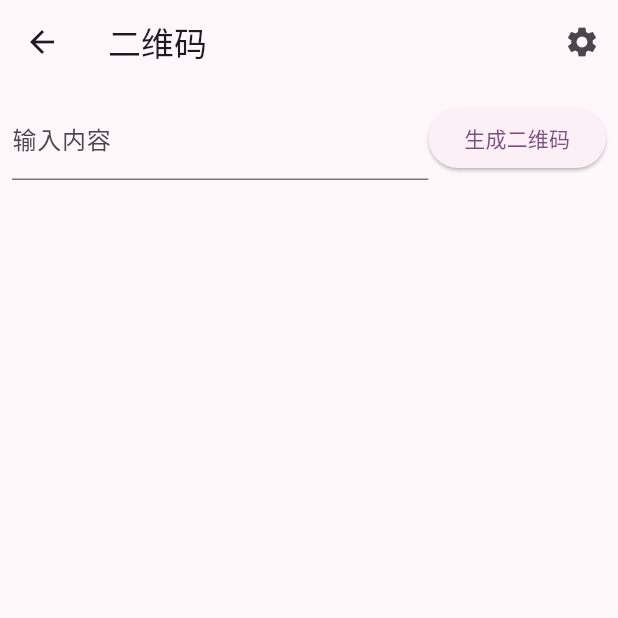
After one commit to mmmyjun/sampleFlutter, a Flutter app: the QrPage screen opened directly, on a phone screen of 412 x 824 dp, the top half of it. The commit adds this screen. Run offline on Flutter 3.47's test engine with Material 3 defaults, Android fonts, the phone set to English and light mode, and no system bars; our stand-ins replace audioplayers, dio, flutter_easyloading, flutter_secure_storage, qr_flutter; accounts and stored records are empty.

Commit message:
qr: 显示二维码、二维码参数设置、记住配置的二维码参数信息

```diff
--- a/lib/home.dart
+++ b/lib/home.dart
@@ -5,6 +5,7 @@ import './common_model.dart';
 import 'package:sample_flutter/mode/music/music_page.dart';
 import './mode/notes/notes_page.dart';
 import './mode/memo/memo_page.dart';
+import './mode/qr/qr_page.dart';
 
 class MyHomePage extends StatefulWidget {
   const MyHomePage(
@@ -33,6 +34,8 @@ class _MyHomePageState extends State<MyHomePage> {
         const MemoPage()),
     WidgetModel('笔记', const Icon(Icons.edit_note, color: Colors.purple),
         const NotesPage()),
+    WidgetModel('qr', const Icon(Icons.qr_code, color: Colors.purple),
+        const QrPage()),
   ];
 
   @override
--- /dev/null
+++ b/lib/mode/qr/qr_page.dart
@@ -0,0 +1,138 @@
+import 'dart:convert';
+
+import 'package:flutter/material.dart';
+import 'package:qr_flutter/qr_flutter.dart';
+import 'package:sample_flutter/storage_single_pattern.dart';
+import 'qr_settings.dart';
+
+class QrPage extends StatefulWidget {
+  const QrPage({Key? key}) : super(key: key);
+
+  @override
+  State<QrPage> createState() => _QrPageState();
+}
+
+class _QrPageState extends State<QrPage> {
+  final inputController = TextEditingController(text: '');
+  String inputOfQrCode = '';
+  int qrVersion = QrVersions.auto;
+  int errorCorrectionLevel = QrErrorCorrectLevel.M;
+  bool gapLess = false;
+
+  @override
+  void initState() {
+    super.initState();
+
+    StorageSinglePattern().read('qrInfo').then((value) {
+      if (value != null) {
+        var qrInfo = json.decode(value);
+        inputController.text = qrInfo['qrData'];
+        inputOfQrCode = qrInfo['qrData'];
+        qrVersion = qrInfo['qrVersion'];
+        errorCorrectionLevel = qrInfo['errorCorrectionLevel'];
+        gapLess = qrInfo['gapLess'];
+        setState(() {});
+      }
+    });
+  }
+
+  Future<void> _generateQrCode(BuildContext context) async {
+    final result = await Navigator.push(
+      context,
+      MaterialPageRoute(builder: (context) => QrSettings(qrVersion: qrVersion, errorCorrectionLevel: errorCorrectionLevel, gapLess: gapLess)),
+    );
+
+    // When a BuildContext is used from a StatefulWidget, the mounted property
+    // must be checked after an asynchronous gap.
+    if (!context.mounted) return;
+
+    if (result != null) {
+      if (result['qiVersion'] != qrVersion || result['errorCorrectionLevel'] != errorCorrectionLevel || result['gapLess'] != gapLess) {
+        if (result['qiVersion'] != qrVersion) {
+          qrVersion = result['qrVersion'];
+        }
+        if (result['errorCorrectionLevel'] != errorCorrectionLevel) {
+          errorCorrectionLevel = result['errorCorrectionLevel'];
+        }
+        if (result['gapLess'] != gapLess) {
+          gapLess = result['gapLess'];
+        }
+        setState(() {});
+        StorageSinglePattern().write('qrInfo', jsonEncode({
+          'qrData': inputOfQrCode,
+          'qrVersion': qrVersion,
+          'errorCorrectionLevel': errorCorrectionLevel,
+          'gapLess': gapLess,
+        }));
+      }
+    }
+
+    setState(() {});
+  }
+
+  @override
+  Widget build(BuildContext context) {
+    return Scaffold(
+      appBar: AppBar(
+        title: const Text('二维码'),
+        actions: [
+          IconButton(
+            onPressed: () => _generateQrCode(context),
+            icon: const Icon(Icons.settings),
+          ),
+        ],
+      ),
+      body: Column(children: [
+        Padding(
+          padding: const EdgeInsets.all(8.0),
+          child: Row(
+            children: [
+              Expanded(
+                  child: TextField(
+                controller: inputController,
+                decoration: const InputDecoration(
+                  labelText: '输入内容',
+                  hintText: '输入内容',
+                ),
+                onSubmitted: (value) {
+                  inputOfQrCode = value;
+                  setState(() {});
+                  StorageSinglePattern().write('qrInfo', jsonEncode({
+                    'qrData': inputOfQrCode,
+                    'qrVersion': qrVersion,
+                    'errorCorrectionLevel': errorCorrectionLevel,
+                    'gapLess': gapLess,
+                  }));
+                },
+              )),
+              ElevatedButton(
+                onPressed: () {
+                  inputOfQrCode = inputController.text;
+                  setState(() {});
+
+                  StorageSinglePattern().write('qrInfo', jsonEncode({
+                    'qrData': inputOfQrCode,
+                    'qrVersion': qrVersion,
+                    'errorCorrectionLevel': errorCorrectionLevel,
+                    'gapLess': gapLess,
+                  }));
+                },
+                child: const Text('生成二维码'),
+              ),
+            ],
+          ),
+        ),
+        Expanded(
+            child: Center(
+          child: inputOfQrCode.isNotEmpty ? QrImageView(
+            data: inputOfQrCode,
+            size: 200.0,
+            version: qrVersion,
+            errorCorrectionLevel: errorCorrectionLevel,
+            gapless: gapLess,
+          ) : const SizedBox.shrink(),
+        )),
+      ]),
+    );
+  }
+}
--- a/pubspec.yaml
+++ b/pubspec.yaml
@@ -40,6 +40,7 @@ dependencies:
   html: ^0.15.4
   flutter_easyloading: ^3.0.5
   flutter_secure_storage: ^9.0.0
+  qr_flutter: ^4.1.0
 
 dev_dependencies:
   flutter_test:
```
Also changed, not shown: lib/mode/memo/memo_page.dart (+9 -9 lines), lib/mode/qr/qr_settings.dart (added, +101 -0 lines), pubspec.lock.
